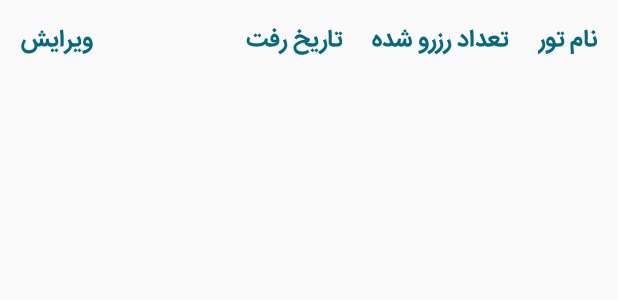
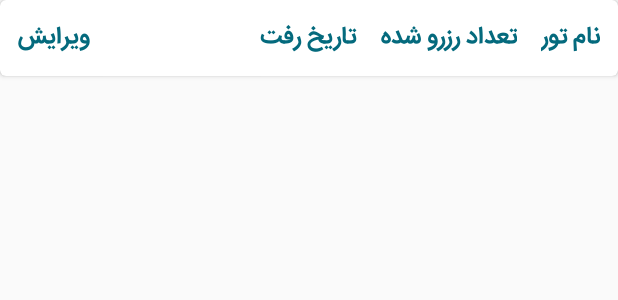
Before and after one commit to SahandGhavami/SahandGasht, an Android app: the layout tour_owner_list_customize.xml on its own in the app's theme, with its tools: preview values and no code run, on a phone screen of 412 x 824 dp. Shown: the top 300 px of the screen. Run offline under Robolectric (Android 15) with nearby library versions, the phone set to English and light mode, and no system bars; network calls fail.

Commit message:
tour owner activity developed!3

```diff
--- a/app/src/main/java/ir/sahand/tour/MainActivity.java
+++ b/app/src/main/java/ir/sahand/tour/MainActivity.java
@@ -82,6 +82,10 @@ public class MainActivity extends AppCompatActivity {
           startActivity(new Intent(this , FirstPageActivity.class));
           finish();
         }
+
+        /*String token;
+        token = AppPreferenceTools.getInstance().getToken();
+        Log.d("Token is : " , token);*/
     }
 
     @Override
--- a/app/src/main/java/ir/sahand/tour/webService/APIInterface.java
+++ b/app/src/main/java/ir/sahand/tour/webService/APIInterface.java
@@ -23,9 +23,12 @@ public interface APIInterface {
 
     @GET("v1/Api.php?apicall=gettourbyid")
     Call<TourResponse> getTourById(@Query("id") int id);
-
+    //avaz she be myreservedtours
     @GET("v1/Api.php?apicall=mytours")
     Call<ToursResponse> getmytour();
+
+    @GET("v1/Api.php?apicall=createdtours")
+    Call<ToursResponse> getMyCreatedTours();
 
     @GET("v1/Api.php?apicall=me")
     Call<UserResponse> getUser();
--- a/app/src/main/res/layout/activity_tour_owner.xml
+++ b/app/src/main/res/layout/activity_tour_owner.xml
@@ -116,6 +116,7 @@
 
     <android.support.v7.widget.RecyclerView
         android:id="@+id/activity_tour_owner"
+        android:layout_margin="4dp"
         android:layoutDirection="rtl"
         android:orientation="vertical"
         android:layout_width="match_parent"
--- a/app/src/main/res/layout/tour_owner_list_customize.xml
+++ b/app/src/main/res/layout/tour_owner_list_customize.xml
@@ -1,20 +1,32 @@
 <?xml version="1.0" encoding="utf-8"?>
-<RelativeLayout
+<android.support.v7.widget.CardView
+    android:id="@+id/tour_owner_card_view"
     xmlns:android="http://schemas.android.com/apk/res/android"
+    xmlns:app="http://schemas.android.com/apk/res-auto"
+    android:background="@color/white"
     android:layout_width="match_parent"
     android:layout_height="wrap_content"
+    android:layout_marginBottom="4dp"
+    app:cardCornerRadius="4dp"
     android:padding="4dp"
     android:layoutDirection="rtl">
+
+    <RelativeLayout
+        android:id="@+id/tour_owner_relative_layout"
+        android:layout_width="match_parent"
+        android:layout_height="wrap_content"
+        android:layout_margin="4dp">
 
     <TextView
         android:id="@+id/tour_owner_list_name"
         android:layout_width="wrap_content"
         android:layout_height="wrap_content"
         android:text="نام تور"
+        android:gravity="center"
         android:textSize="16sp"
         android:textColor="@color/darkGreen"
         android:fontFamily="@font/iransans_fanum_bold"
-        android:layout_margin="10dp"/>
+        android:layout_margin="8dp"/>
 
     <TextView
         android:id="@+id/tour_owner_list_number"
@@ -22,9 +34,10 @@
         android:layout_height="wrap_content"
         android:text="تعداد رزرو شده"
         android:textSize="16sp"
+        android:gravity="center"
         android:textColor="@color/darkGreen"
         android:fontFamily="@font/iransans_fanum_bold"
-        android:layout_margin="10dp"
+        android:layout_margin="8dp"
         android:layout_toLeftOf="@+id/tour_owner_list_name"/>
 
     <TextView
@@ -32,10 +45,11 @@
         android:layout_width="wrap_content"
         android:layout_height="wrap_content"
         android:text="تاریخ رفت"
+        android:gravity="center"
         android:textSize="16sp"
         android:textColor="@color/darkGreen"
         android:fontFamily="@font/iransans_fanum_bold"
-        android:layout_margin="10dp"
+        android:layout_margin="8dp"
         android:layout_toLeftOf="@+id/tour_owner_list_number"/>
 
     <TextView
@@ -47,7 +61,8 @@
         android:textSize="16sp"
         android:textColor="@color/darkGreen"
         android:fontFamily="@font/iransans_fanum_bold"
-        android:layout_margin="10dp"
+        android:layout_margin="8dp"
         android:layout_alignParentEnd="true"/>
 
-</RelativeLayout>
+    </RelativeLayout>
+</android.support.v7.widget.CardView>
```
Also changed, not shown: app/src/main/java/ir/sahand/tour/TourOwner.java (+34 -0 lines), app/src/main/java/ir/sahand/tour/adapter/TourOwnerRecyclerAdapter.java (+57 -6 lines).
